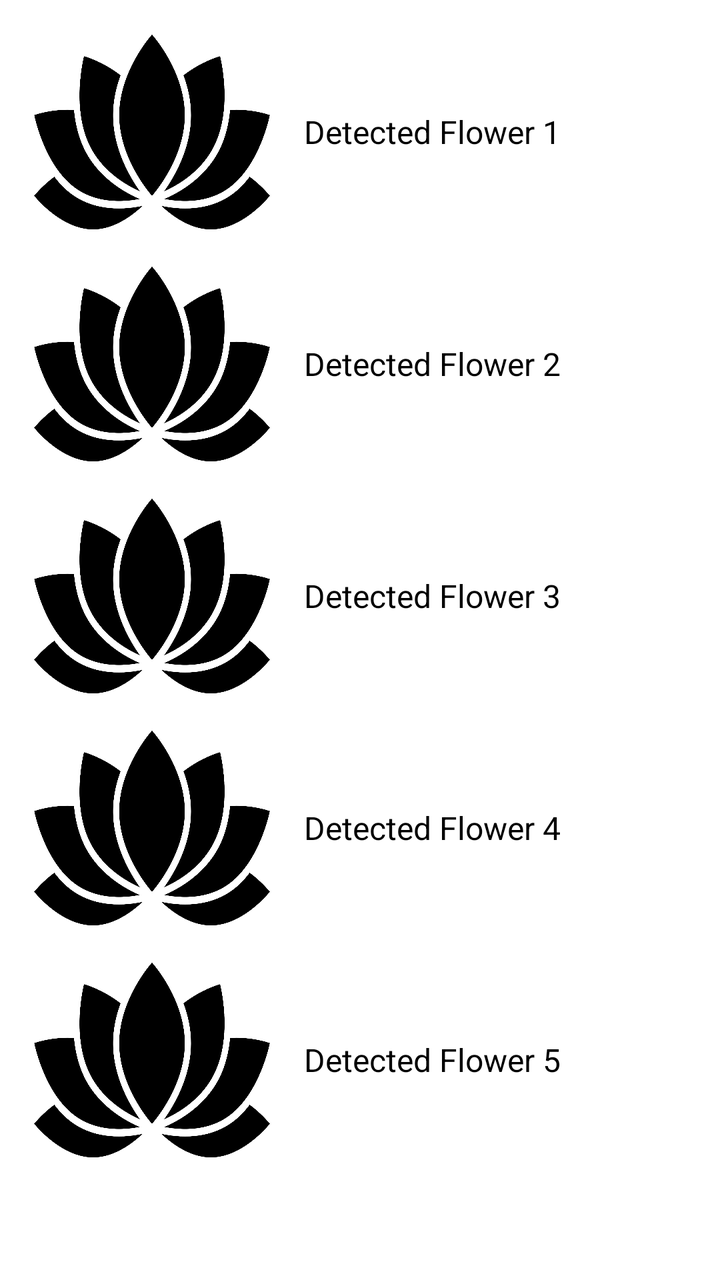
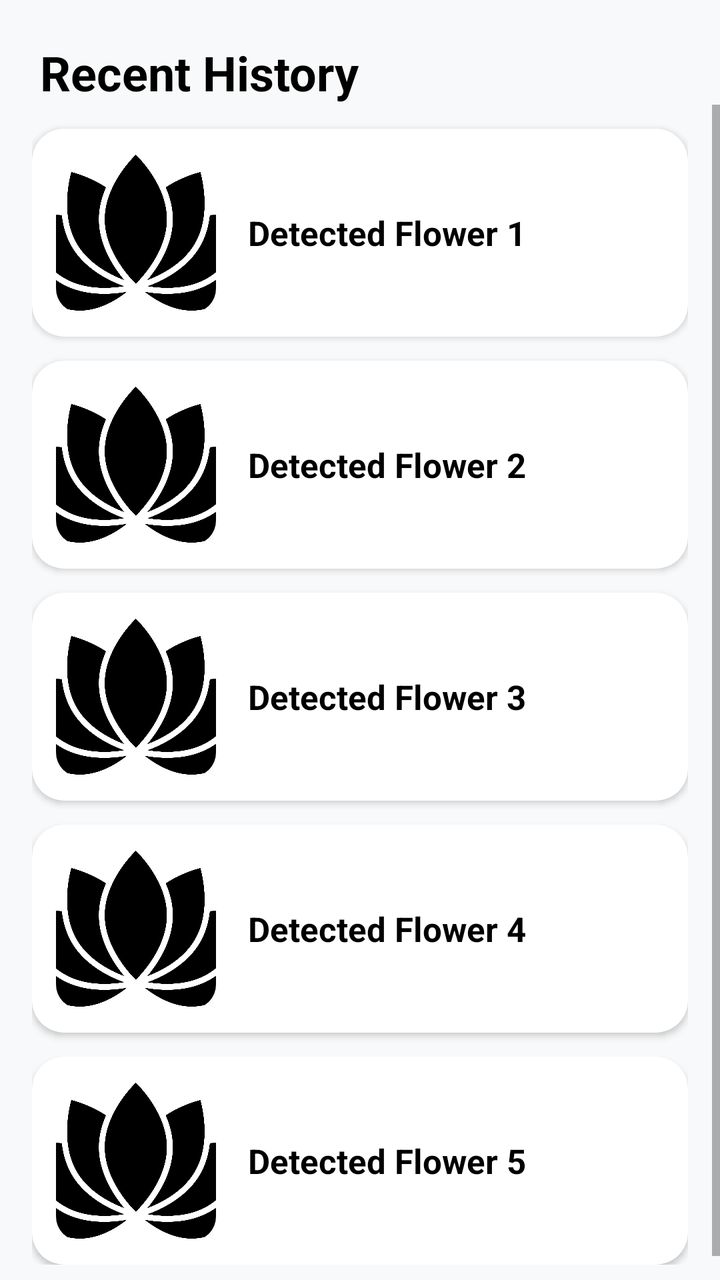

Screens rendered from an Android XML layout before and after an edit, with the pre-edit source and the edit as a unified diff.
<!-- AndroidManifest.xml: application theme Theme.MaterialComponents.Light.NoActionBar -->
<!-- res/layout/favitems.xml -->
<?xml version="1.0" encoding="utf-8"?>
<ScrollView xmlns:android="http://schemas.android.com/apk/res/android"
    android:layout_width="match_parent"
    android:layout_height="match_parent">

    <LinearLayout
        android:layout_width="match_parent"
        android:layout_height="wrap_content"
        android:orientation="vertical"
        android:padding="16dp">

        
        <RelativeLayout
            android:layout_width="match_parent"
            android:layout_height="wrap_content"
            android:layout_marginBottom="16dp">

            <ImageView
                android:id="@+id/recognitionImageView1"
                android:layout_width="120dp"
                android:layout_height="100dp"
                android:scaleType="centerCrop"
                android:background="@drawable/logo2"
                android:layout_alignParentStart="true" />

            <TextView
                android:id="@+id/recognitionResultTextView1"
                android:layout_width="wrap_content"
                android:layout_height="wrap_content"
                android:layout_toEndOf="@id/recognitionImageView1"
                android:layout_marginStart="16dp"
                android:textColor="@color/black"
                android:layout_centerVertical="true"
                android:text="Detected Flower 1"
                android:textSize="16sp" />
        </RelativeLayout>

        
        <RelativeLayout
            android:layout_width="match_parent"
            android:layout_height="wrap_content"
            android:layout_marginBottom="16dp">

            <ImageView
                android:id="@+id/recognitionImageView2"
                android:layout_width="120dp"
                android:layout_height="100dp"
                android:scaleType="centerCrop"
                android:background="@drawable/logo2"
                android:layout_alignParentStart="true" />

            <TextView
                android:id="@+id/recognitionResultTextView2"
                android:layout_width="wrap_content"
                android:layout_height="wrap_content"
                android:layout_toEndOf="@id/recognitionImageView2"
                android:layout_marginStart="16dp"
                android:textColor="@color/black"
                android:layout_centerVertical="true"
                android:text="Detected Flower 2"
                android:textSize="16sp" />
        </RelativeLayout>

        
        <RelativeLayout
            android:layout_width="match_parent"
            android:layout_height="wrap_content"
            android:layout_marginBottom="16dp">

            <ImageView
                android:id="@+id/recognitionImageView3"
                android:layout_width="120dp"
                android:layout_height="100dp"
                android:scaleType="centerCrop"
                android:background="@drawable/logo2"
                android:layout_alignParentStart="true" />

            <TextView
                android:id="@+id/recognitionResultTextView3"
                android:layout_width="wrap_content"
                android:layout_height="wrap_content"
                android:layout_toEndOf="@id/recognitionImageView3"
                android:textColor="@color/black"
                android:layout_marginStart="16dp"
                android:layout_centerVertical="true"
                android:text="Detected Flower 3"
                android:textSize="16sp" />
        </RelativeLayout>

        
        <RelativeLayout
            android:layout_width="match_parent"
            android:layout_height="wrap_content"
            android:layout_marginBottom="16dp">

            <ImageView
                android:id="@+id/recognitionImageView4"
                android:layout_width="120dp"
                android:layout_height="100dp"
                android:scaleType="centerCrop"
                android:background="@drawable/logo2"
                android:layout_alignParentStart="true" />

            <TextView
                android:id="@+id/recognitionResultTextView4"
                android:layout_width="wrap_content"
                android:layout_height="wrap_content"
                android:textColor="@color/black"
                android:layout_toEndOf="@id/recognitionImageView4"
                android:layout_marginStart="16dp"
                android:layout_centerVertical="true"
                android:text="Detected Flower 4"
                android:textSize="16sp" />
        </RelativeLayout>

        
        <RelativeLayout
            android:layout_width="match_parent"
            android:layout_height="wrap_content"
            android:layout_marginBottom="16dp">

            <ImageView
                android:id="@+id/recognitionImageView5"
                android:layout_width="120dp"
                android:layout_height="100dp"
                android:scaleType="centerCrop"
                android:background="@drawable/logo2"
                android:layout_alignParentStart="true" />

            <TextView
                android:id="@+id/recognitionResultTextView5"
                android:layout_width="wrap_content"
                android:layout_height="wrap_content"
                android:layout_toEndOf="@id/recognitionImageView5"
                android:textColor="@color/black"
                android:layout_marginStart="16dp"
                android:layout_centerVertical="true"
                android:text="Detected Flower 5"
                android:textSize="16sp" />
        </RelativeLayout>

    </LinearLayout>
</ScrollView>
<!-- resources referenced by this layout -->
<resources>
  <color name="black">#FF000000</color>
  <!-- drawable logo2: jpg bitmap (drawable, 55117 bytes) -->
</resources>

<!-- the commit's change to res/layout/favitems.xml (unified diff, before → after) -->
@@ -1,143 +1,242 @@
 <?xml version="1.0" encoding="utf-8"?>
-<ScrollView xmlns:android="http://schemas.android.com/apk/res/android"
+<androidx.constraintlayout.widget.ConstraintLayout xmlns:android="http://schemas.android.com/apk/res/android"
+    xmlns:app="http://schemas.android.com/apk/res-auto"
+    xmlns:tools="http://schemas.android.com/tools"
     android:layout_width="match_parent"
-    android:layout_height="match_parent">
-
-    <LinearLayout
+    android:layout_height="match_parent"
+    android:background="#F8F9FA">
+
+    <TextView
+        android:id="@+id/historyTitle"
+        android:layout_width="wrap_content"
+        android:layout_height="wrap_content"
+        android:layout_margin="20dp"
+        android:text="Recent History"
+        android:textColor="@color/black"
+        android:textSize="24sp"
+        android:textStyle="bold"
+        app:layout_constraintStart_toStartOf="parent"
+        app:layout_constraintTop_toTopOf="parent" />
+
+    <ScrollView
         android:layout_width="match_parent"
-        android:layout_height="wrap_content"
-        android:orientation="vertical"
-        android:padding="16dp">
-
-        
-        <RelativeLayout
+        android:layout_height="0dp"
+        app:layout_constraintBottom_toBottomOf="parent"
+        app:layout_constraintTop_toBottomOf="@id/historyTitle">
+
+        <LinearLayout
             android:layout_width="match_parent"
             android:layout_height="wrap_content"
-            android:layout_marginBottom="16dp">
-
-            <ImageView
-                android:id="@+id/recognitionImageView1"
-                android:layout_width="120dp"
-                android:layout_height="100dp"
-                android:scaleType="centerCrop"
-                android:background="@drawable/logo2"
-                android:layout_alignParentStart="true" />
-
-            <TextView
-                android:id="@+id/recognitionResultTextView1"
-                android:layout_width="wrap_content"
-                android:layout_height="wrap_content"
-                android:layout_toEndOf="@id/recognitionImageView1"
-                android:layout_marginStart="16dp"
-                android:textColor="@color/black"
-                android:layout_centerVertical="true"
-                android:text="Detected Flower 1"
-                android:textSize="16sp" />
-        </RelativeLayout>
-
-        
-        <RelativeLayout
-            android:layout_width="match_parent"
-            android:layout_height="wrap_content"
-            android:layout_marginBottom="16dp">
-
-            <ImageView
-                android:id="@+id/recognitionImageView2"
-                android:layout_width="120dp"
-                android:layout_height="100dp"
-                android:scaleType="centerCrop"
-                android:background="@drawable/logo2"
-                android:layout_alignParentStart="true" />
-
-            <TextView
-                android:id="@+id/recognitionResultTextView2"
-                android:layout_width="wrap_content"
-                android:layout_height="wrap_content"
-                android:layout_toEndOf="@id/recognitionImageView2"
-                android:layout_marginStart="16dp"
-                android:textColor="@color/black"
-                android:layout_centerVertical="true"
-                android:text="Detected Flower 2"
-                android:textSize="16sp" />
-        </RelativeLayout>
-
-        
-        <RelativeLayout
-            android:layout_width="match_parent"
-            android:layout_height="wrap_content"
-            android:layout_marginBottom="16dp">
-
-            <ImageView
-                android:id="@+id/recognitionImageView3"
-                android:layout_width="120dp"
-                android:layout_height="100dp"
-                android:scaleType="centerCrop"
-                android:background="@drawable/logo2"
-                android:layout_alignParentStart="true" />
-
-            <TextView
-                android:id="@+id/recognitionResultTextView3"
-                android:layout_width="wrap_content"
-                android:layout_height="wrap_content"
-                android:layout_toEndOf="@id/recognitionImageView3"
-                android:textColor="@color/black"
-                android:layout_marginStart="16dp"
-                android:layout_centerVertical="true"
-                android:text="Detected Flower 3"
-                android:textSize="16sp" />
-        </RelativeLayout>
-
-        
-        <RelativeLayout
-            android:layout_width="match_parent"
-            android:layout_height="wrap_content"
-            android:layout_marginBottom="16dp">
-
-            <ImageView
-                android:id="@+id/recognitionImageView4"
-                android:layout_width="120dp"
-                android:layout_height="100dp"
-                android:scaleType="centerCrop"
-                android:background="@drawable/logo2"
-                android:layout_alignParentStart="true" />
-
-            <TextView
-                android:id="@+id/recognitionResultTextView4"
-                android:layout_width="wrap_content"
-                android:layout_height="wrap_content"
-                android:textColor="@color/black"
-                android:layout_toEndOf="@id/recognitionImageView4"
-                android:layout_marginStart="16dp"
-                android:layout_centerVertical="true"
-                android:text="Detected Flower 4"
-                android:textSize="16sp" />
-        </RelativeLayout>
-
-        
-        <RelativeLayout
-            android:layout_width="match_parent"
-            android:layout_height="wrap_content"
-            android:layout_marginBottom="16dp">
-
-            <ImageView
-                android:id="@+id/recognitionImageView5"
-                android:layout_width="120dp"
-                android:layout_height="100dp"
-                android:scaleType="centerCrop"
-                android:background="@drawable/logo2"
-                android:layout_alignParentStart="true" />
-
-            <TextView
-                android:id="@+id/recognitionResultTextView5"
-                android:layout_width="wrap_content"
-                android:layout_height="wrap_content"
-                android:layout_toEndOf="@id/recognitionImageView5"
-                android:textColor="@color/black"
-                android:layout_marginStart="16dp"
-                android:layout_centerVertical="true"
-                android:text="Detected Flower 5"
-                android:textSize="16sp" />
-        </RelativeLayout>
-
-    </LinearLayout>
-</ScrollView>
+            android:orientation="vertical"
+            android:paddingHorizontal="16dp"
+            android:paddingBottom="20dp">
+
+            
+            <androidx.cardview.widget.CardView
+                android:layout_width="match_parent"
+                android:layout_height="wrap_content"
+                android:layout_marginTop="12dp"
+                app:cardCornerRadius="16dp"
+                app:cardElevation="2dp">
+
+                <LinearLayout
+                    android:layout_width="match_parent"
+                    android:layout_height="wrap_content"
+                    android:orientation="horizontal"
+                    android:padding="12dp">
+
+                    <androidx.cardview.widget.CardView
+                        android:layout_width="80dp"
+                        android:layout_height="80dp"
+                        app:cardCornerRadius="12dp"
+                        app:cardElevation="0dp">
+
+                        <ImageView
+                            android:id="@+id/recognitionImageView1"
+                            android:layout_width="match_parent"
+                            android:layout_height="match_parent"
+                            android:scaleType="centerCrop"
+                            android:src="@drawable/logo2" />
+                    </androidx.cardview.widget.CardView>
+
+                    <TextView
+                        android:id="@+id/recognitionResultTextView1"
+                        android:layout_width="wrap_content"
+                        android:layout_height="wrap_content"
+                        android:layout_gravity="center_vertical"
+                        android:layout_marginStart="16dp"
+                        android:text="Detected Flower 1"
+                        android:textColor="@color/black"
+                        android:textSize="17sp"
+                        android:textStyle="bold" />
+                </LinearLayout>
+            </androidx.cardview.widget.CardView>
+
+            
+            <androidx.cardview.widget.CardView
+                android:layout_width="match_parent"
+                android:layout_height="wrap_content"
+                android:layout_marginTop="12dp"
+                app:cardCornerRadius="16dp"
+                app:cardElevation="2dp">
+
+                <LinearLayout
+                    android:layout_width="match_parent"
+                    android:layout_height="wrap_content"
+                    android:orientation="horizontal"
+                    android:padding="12dp">
+
+                    <androidx.cardview.widget.CardView
+                        android:layout_width="80dp"
+                        android:layout_height="80dp"
+                        app:cardCornerRadius="12dp"
+                        app:cardElevation="0dp">
+
+                        <ImageView
+                            android:id="@+id/recognitionImageView2"
+                            android:layout_width="match_parent"
+                            android:layout_height="match_parent"
+                            android:scaleType="centerCrop"
+                            android:src="@drawable/logo2" />
+                    </androidx.cardview.widget.CardView>
+
+                    <TextView
+                        android:id="@+id/recognitionResultTextView2"
+                        android:layout_width="wrap_content"
+                        android:layout_height="wrap_content"
+                        android:layout_gravity="center_vertical"
+                        android:layout_marginStart="16dp"
+                        android:text="Detected Flower 2"
+                        android:textColor="@color/black"
+                        android:textSize="17sp"
+                        android:textStyle="bold" />
+                </LinearLayout>
+            </androidx.cardview.widget.CardView>
+
+            
+            <androidx.cardview.widget.CardView
+                android:layout_width="match_parent"
+                android:layout_height="wrap_content"
+                android:layout_marginTop="12dp"
+                app:cardCornerRadius="16dp"
+                app:cardElevation="2dp">
+
+                <LinearLayout
+                    android:layout_width="match_parent"
+                    android:layout_height="wrap_content"
+                    android:orientation="horizontal"
+                    android:padding="12dp">
+
+                    <androidx.cardview.widget.CardView
+                        android:layout_width="80dp"
+                        android:layout_height="80dp"
+                        app:cardCornerRadius="12dp"
+                        app:cardElevation="0dp">
+
+                        <ImageView
+                            android:id="@+id/recognitionImageView3"
+                            android:layout_width="match_parent"
+                            android:layout_height="match_parent"
+                            android:scaleType="centerCrop"
+                            android:src="@drawable/logo2" />
+                    </androidx.cardview.widget.CardView>
+
+                    <TextView
+                        android:id="@+id/recognitionResultTextView3"
+                        android:layout_width="wrap_content"
+                        android:layout_height="wrap_content"
+                        android:layout_gravity="center_vertical"
+                        android:layout_marginStart="16dp"
+                        android:text="Detected Flower 3"
+                        android:textColor="@color/black"
+                        android:textSize="17sp"
+                        android:textStyle="bold" />
+                </LinearLayout>
+            </androidx.cardview.widget.CardView>
+
+            
+            <androidx.cardview.widget.CardView
+                android:layout_width="match_parent"
+                android:layout_height="wrap_content"
+                android:layout_marginTop="12dp"
+                app:cardCornerRadius="16dp"
+                app:cardElevation="2dp">
+
+                <LinearLayout
+                    android:layout_width="match_parent"
+                    android:layout_height="wrap_content"
+                    android:orientation="horizontal"
+                    android:padding="12dp">
+
+                    <androidx.cardview.widget.CardView
+                        android:layout_width="80dp"
+                        android:layout_height="80dp"
+                        app:cardCornerRadius="12dp"
+                        app:cardElevation="0dp">
+
+                        <ImageView
+                            android:id="@+id/recognitionImageView4"
+                            android:layout_width="match_parent"
+                            android:layout_height="match_parent"
+                            android:scaleType="centerCrop"
+                            android:src="@drawable/logo2" />
+                    </androidx.cardview.widget.CardView>
+
+                    <TextView
+                        android:id="@+id/recognitionResultTextView4"
+                        android:layout_width="wrap_content"
+                        android:layout_height="wrap_content"
+                        android:layout_gravity="center_vertical"
+                        android:layout_marginStart="16dp"
+                        android:text="Detected Flower 4"
+                        android:textColor="@color/black"
+                        android:textSize="17sp"
+                        android:textStyle="bold" />
+                </LinearLayout>
+            </androidx.cardview.widget.CardView>
+
+            
+            <androidx.cardview.widget.CardView
+                android:layout_width="match_parent"
+                android:layout_height="wrap_content"
+                android:layout_marginTop="12dp"
+                app:cardCornerRadius="16dp"
+                app:cardElevation="2dp">
+
+                <LinearLayout
+                    android:layout_width="match_parent"
+                    android:layout_height="wrap_content"
+                    android:orientation="horizontal"
+                    android:padding="12dp">
+
+                    <androidx.cardview.widget.CardView
+                        android:layout_width="80dp"
+                        android:layout_height="80dp"
+                        app:cardCornerRadius="12dp"
+                        app:cardElevation="0dp">
+
+                        <ImageView
+                            android:id="@+id/recognitionImageView5"
+                            android:layout_width="match_parent"
+                            android:layout_height="match_parent"
+                            android:scaleType="centerCrop"
+                            android:src="@drawable/logo2" />
+                    </androidx.cardview.widget.CardView>
+
+                    <TextView
+                        android:id="@+id/recognitionResultTextView5"
+                        android:layout_width="wrap_content"
+                        android:layout_height="wrap_content"
+                        android:layout_gravity="center_vertical"
+                        android:layout_marginStart="16dp"
+                        android:text="Detected Flower 5"
+                        android:textColor="@color/black"
+                        android:textSize="17sp"
+                        android:textStyle="bold" />
+                </LinearLayout>
+            </androidx.cardview.widget.CardView>
+
+        </LinearLayout>
+    </ScrollView>
+
+</androidx.constraintlayout.widget.ConstraintLayout>
